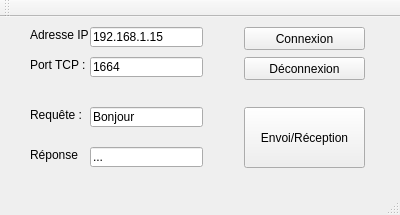
Qt form mainwindow.ui (Shadwinn/telemetrie-marathon) before a commit.
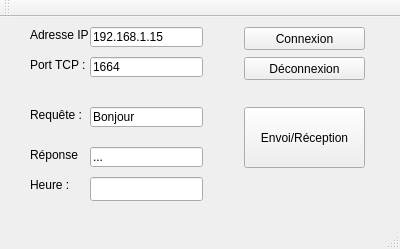
The same form after that commit.

Commit message: conversion et affichage heure ok !

```diff
--- a/mainwindow.ui
+++ b/mainwindow.ui
@@ -7,7 +7,7 @@
     <x>0</x>
     <y>0</y>
     <width>400</width>
-    <height>215</height>
+    <height>249</height>
    </rect>
   </property>
   <property name="windowTitle">
@@ -157,6 +157,29 @@
      <string>Envoi/Réception</string>
     </property>
    </widget>
+   <widget class="QLineEdit" name="lineEdit_heure">
+    <property name="geometry">
+     <rect>
+      <x>90</x>
+      <y>160</y>
+      <width>113</width>
+      <height>24</height>
+     </rect>
+    </property>
+   </widget>
+   <widget class="QLabel" name="label_5">
+    <property name="geometry">
+     <rect>
+      <x>30</x>
+      <y>160</y>
+      <width>51</width>
+      <height>16</height>
+     </rect>
+    </property>
+    <property name="text">
+     <string>Heure :</string>
+    </property>
+   </widget>
   </widget>
   <widget class="QMenuBar" name="menuBar">
    <property name="geometry">
```
The commit also changes 1 other file.
